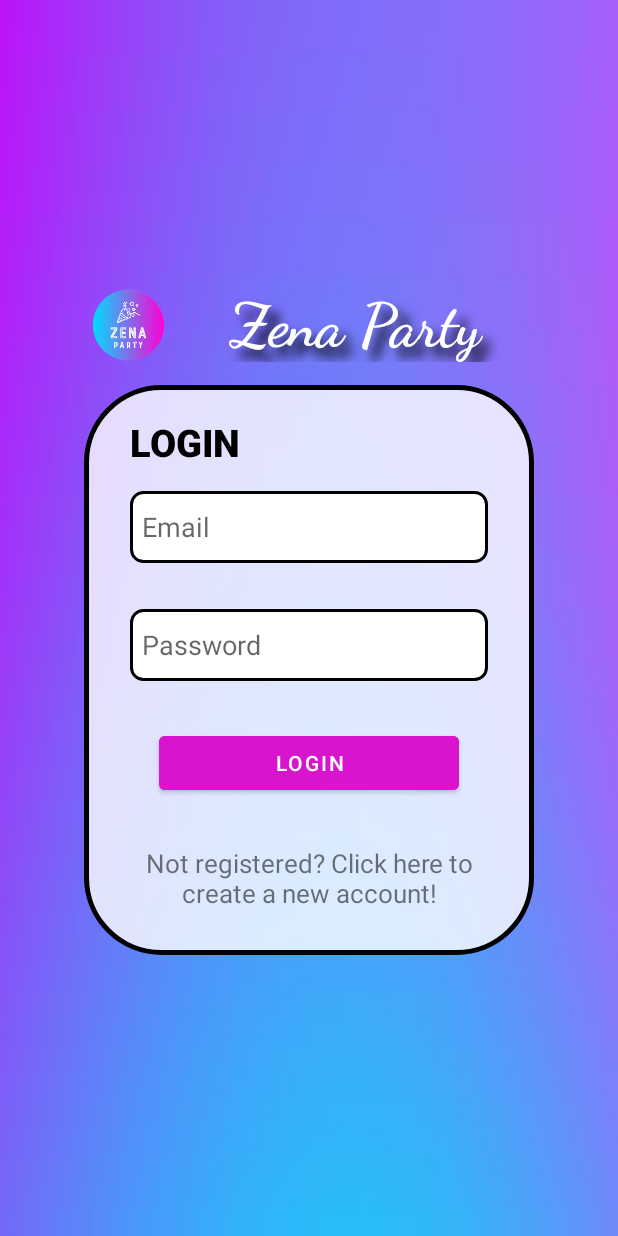
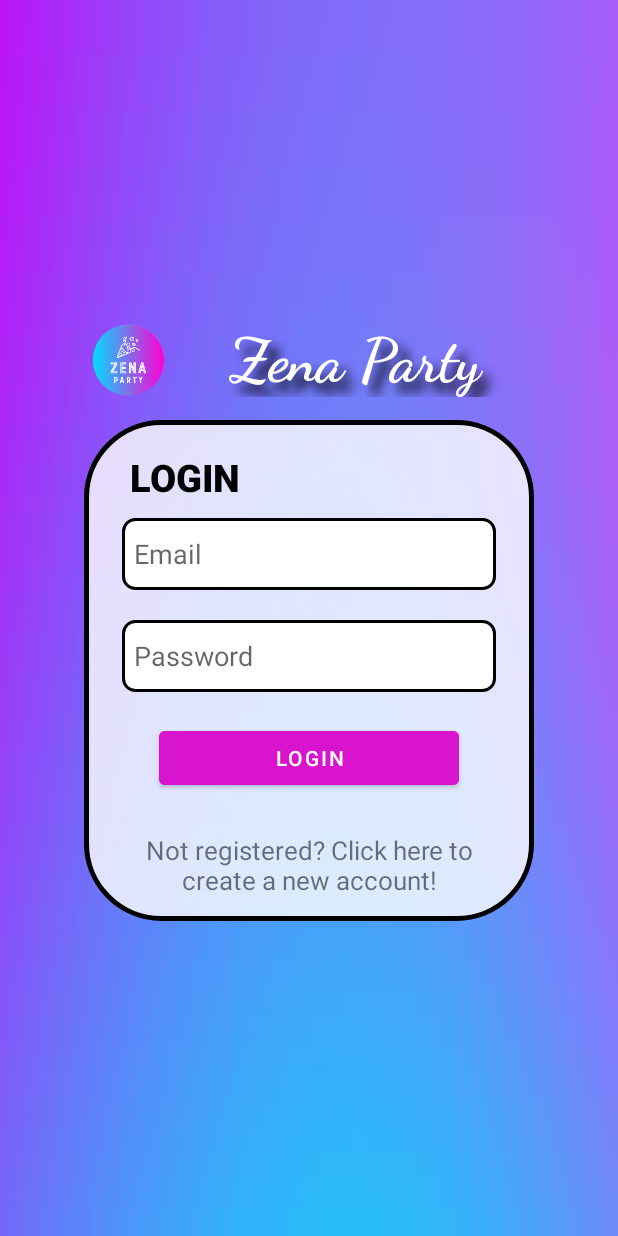
Before and after one commit to paololais/AndroidProject, an Android app: the screen it shows after launch (LogActivity), on a phone screen of 412 x 824 dp. Run offline under Robolectric (Android 15) with nearby library versions, the light colour scheme and no system bars; our stand-ins replace Firebase (no records; nobody signed in at launch, a user with empty details on screens opened directly).

Commit message:
layout fixes

```diff
--- a/app/src/main/res/layout/fragment_login.xml
+++ b/app/src/main/res/layout/fragment_login.xml
@@ -7,7 +7,6 @@
     android:background="@drawable/gradientcolor"
     android:gravity="center"
     android:orientation="vertical"
-    android:padding="15dp"
     tools:context=".fragments.LoginFragment">
 
     <LinearLayout
@@ -38,14 +37,11 @@
             android:textStyle="bold" />
     </LinearLayout>
 
-    <ScrollView
-        android:layout_width="300dp"
-        android:layout_height="380dp"
-        android:background="@drawable/login_border">
 
     <LinearLayout
-            android:layout_width="match_parent"
-            android:layout_height="match_parent"
+        android:layout_width="300dp"
+        android:layout_height="wrap_content"
+        android:background="@drawable/login_border"
         android:gravity="center"
         android:orientation="vertical"
         android:padding="15dp">
@@ -54,8 +50,8 @@
             android:id="@+id/login"
             android:layout_width="match_parent"
             android:layout_height="wrap_content"
+            android:layout_marginLeft="15dp"
             android:layout_marginTop="5dp"
-                android:layout_marginLeft="15dp"
             android:layout_marginRight="15dp"
             android:fontFamily="sans-serif-medium"
             android:text="Login"
@@ -69,7 +65,7 @@
             android:id="@+id/etEmail"
             android:layout_width="match_parent"
             android:layout_height="wrap_content"
-                android:layout_margin="15dp"
+            android:layout_margin="10dp"
             android:background="@drawable/edit_text_border"
             android:ems="10"
             android:hint="Email"
@@ -82,7 +78,7 @@
             android:id="@+id/etPassword"
             android:layout_width="match_parent"
             android:layout_height="wrap_content"
-                android:layout_margin="15dp"
+            android:layout_margin="10dp"
             android:layout_marginTop="10dp"
             android:background="@drawable/edit_text_border"
             android:ems="10"
@@ -96,7 +92,7 @@
             android:id="@+id/buttonLogin"
             android:layout_width="200dp"
             android:layout_height="wrap_content"
-                android:layout_margin="15dp"
+            android:layout_margin="10dp"
             android:backgroundTint="#D814CE"
             android:text="Login"
             android:textColor="#fff"
@@ -112,7 +108,7 @@
             android:text="@string/goToRegister"
             android:textSize="17sp" />
     </LinearLayout>
-    </ScrollView>
+
     <ProgressBar
         android:id="@+id/progressBar"
         android:layout_width="wrap_content"
```
Also changed, not shown: app/src/main/res/layout/fragment_register.xml (+7 -8 lines). Lines whose indentation alone changed are shown as unchanged.
